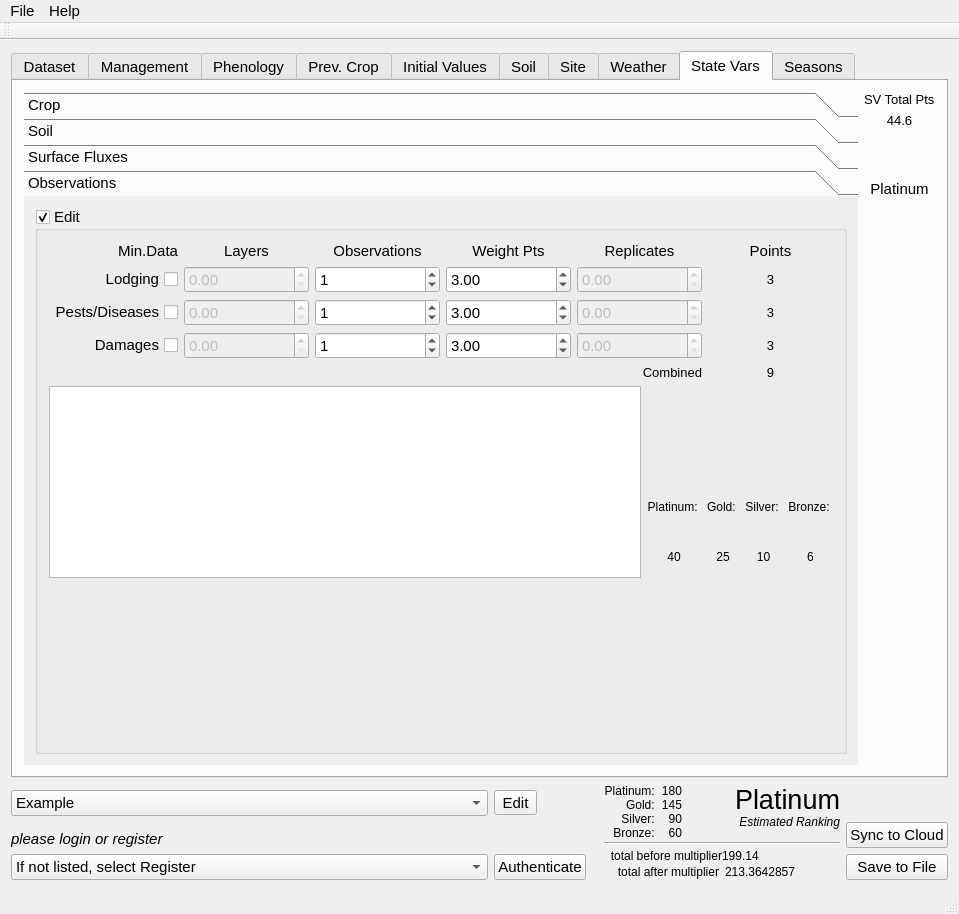
The window that Gui/datasetclassification.ui (arkygeek/DataRanking) describes before a commit, drawn with Qt 5.
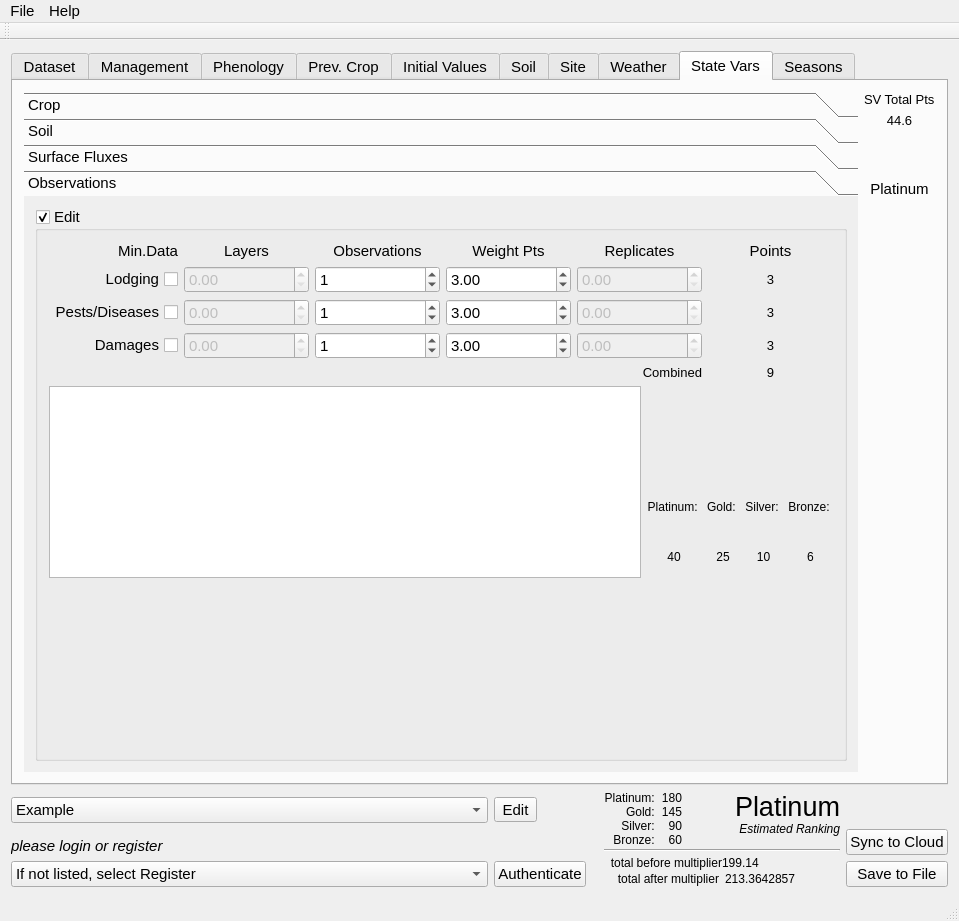
The same window after the commit. The open tabs and pages were chosen to show the change. Icons and pictures are not drawn.

Commit message: starting to split out the json generation into separate functions.  just a few state vars left plus seasons.

The edit to the form file:
```diff
--- a/Gui/datasetclassification.ui
+++ b/Gui/datasetclassification.ui
@@ -7,7 +7,7 @@
     <x>0</x>
     <y>0</y>
     <width>959</width>
-    <height>893</height>
+    <height>921</height>
    </rect>
   </property>
   <property name="font">
@@ -11170,7 +11170,7 @@
              <x>0</x>
              <y>0</y>
              <width>837</width>
-             <height>572</height>
+             <height>600</height>
             </rect>
            </property>
            <attribute name="label">
```
The commit also changes 2 other files.
